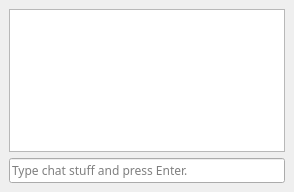
Above: not1mm/data/chat.ui from mbridak/not1mm before the change. Below: the same form after it.
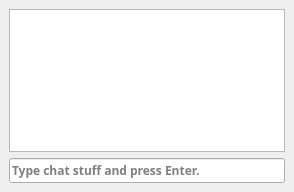
That is the form after the change.

Commit message: @mbridak Add font weight property to UI files for consistency

```diff
--- a/not1mm/data/chat.ui
+++ b/not1mm/data/chat.ui
@@ -17,6 +17,7 @@
    <property name="font">
     <font>
      <family>JetBrains Mono</family>
+     <weight>100</weight>
     </font>
    </property>
    <layout class="QGridLayout" name="gridLayout">
```
The commit also changes 14 other files.
